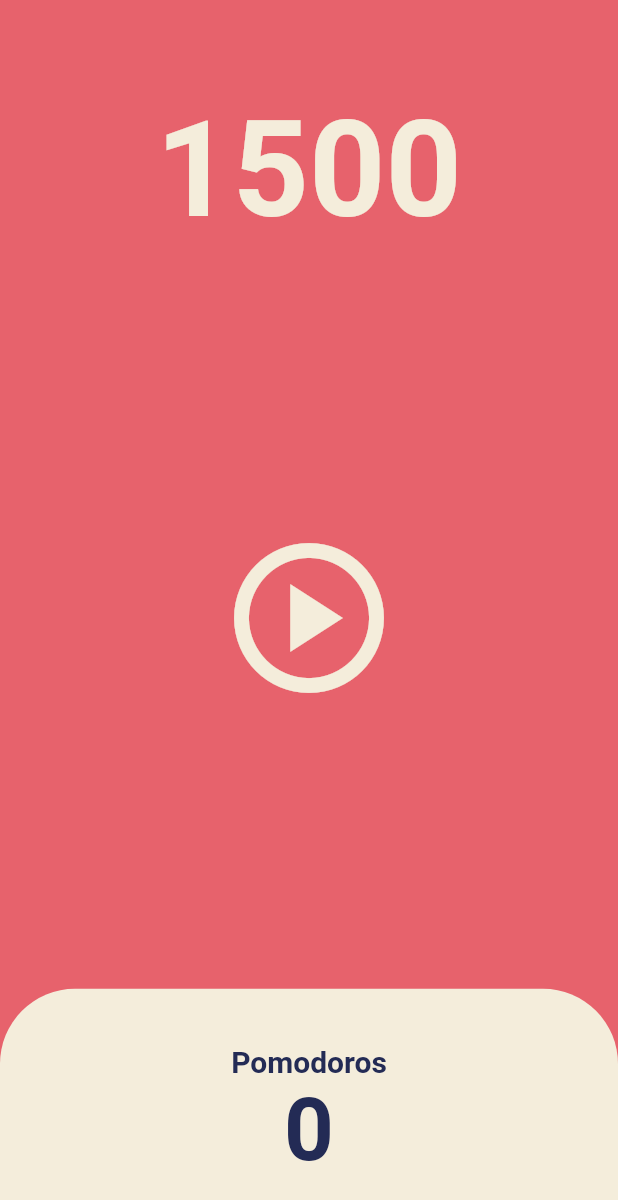
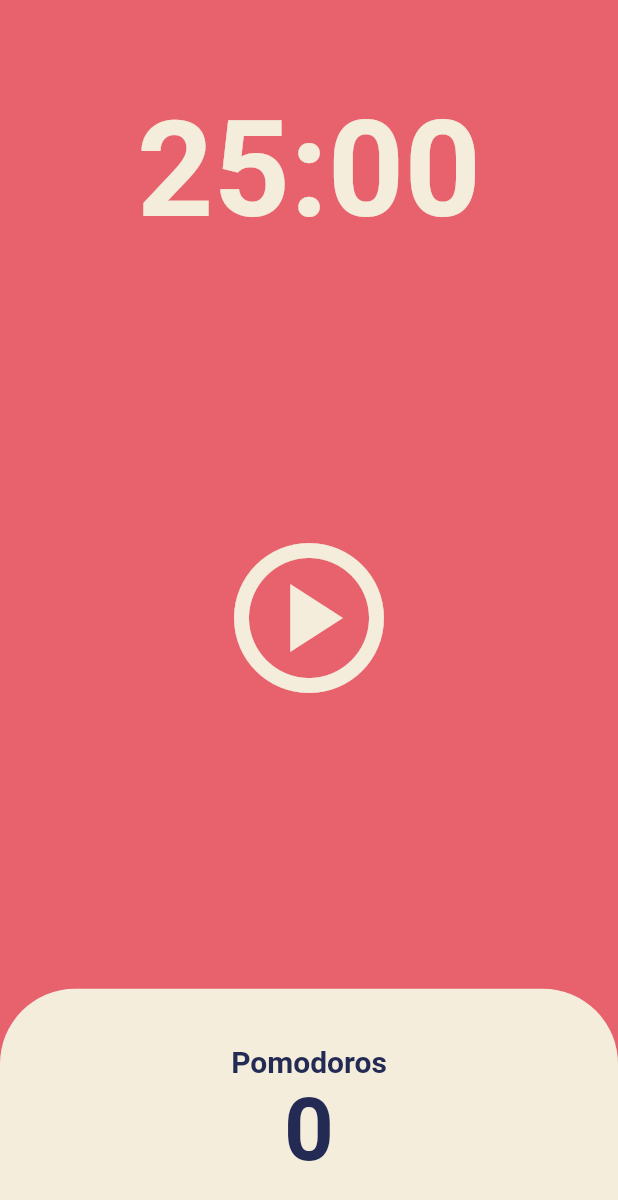
Before and after one commit to tiatiahwang/toonflix, a Flutter app: the screen it shows after launch, on a phone screen of 412 x 824 dp. Shown: the top 1200 px of the screen. Run offline on Flutter 3.47's test engine with Material 2 defaults, Android fonts, the phone set to English and light mode, and no system bars.

Commit message:
pomodoro app - date format

```diff
--- a/lib/screens/home_screen.dart
+++ b/lib/screens/home_screen.dart
@@ -9,14 +9,26 @@ class HomeScreen extends StatefulWidget {
 }
 
 class _HomeScreenState extends State<HomeScreen> {
-  int totalSeconds = 1500;
+  static const twentyFiveMinutes = 1500;
+
+  int totalSeconds = twentyFiveMinutes;
   bool isRunning = false;
+  int totalPomodoros = 0;
   late Timer timer;
 
   void onTick(Timer timer) {
+    if (totalSeconds == 0) {
+      setState(() {
+        totalPomodoros = totalPomodoros + 1;
+        isRunning = false;
+        totalSeconds = twentyFiveMinutes;
+      });
+      timer.cancel();
+    } else {
       setState(() {
         totalSeconds = totalSeconds - 1;
       });
+    }
   }
 
   void onStartPressed() {
@@ -36,6 +48,11 @@ class _HomeScreenState extends State<HomeScreen> {
     });
   }
 
+  String format(int seconds) {
+    var duration = Duration(seconds: seconds);
+    return duration.toString().split(".").first.substring(2, 7);
+  }
+
   @override
   Widget build(BuildContext context) {
     return Scaffold(
@@ -47,7 +64,7 @@ class _HomeScreenState extends State<HomeScreen> {
             child: Container(
                 alignment: Alignment.bottomCenter,
                 child: Text(
-                  '$totalSeconds',
+                  format(totalSeconds),
                   style: TextStyle(
                     color: Theme.of(context).cardColor,
                     fontSize: 89,
@@ -90,15 +107,15 @@ class _HomeScreenState extends State<HomeScreen> {
                             fontWeight: FontWeight.w600,
                           ),
                         ),
-                        Text('0',
+                        Text(
+                          '$totalPomodoros',
                           style: TextStyle(
                             fontSize: 58,
-                              color: Theme.of(context)
-                                  .textTheme
-                                  .displayLarge!
-                                  .color,
+                            color:
+                                Theme.of(context).textTheme.displayLarge!.color,
                             fontWeight: FontWeight.w600,
-                            )),
+                          ),
+                        ),
                       ],
                     ),
                   ),
```
Lines whose indentation alone changed are shown as unchanged.
